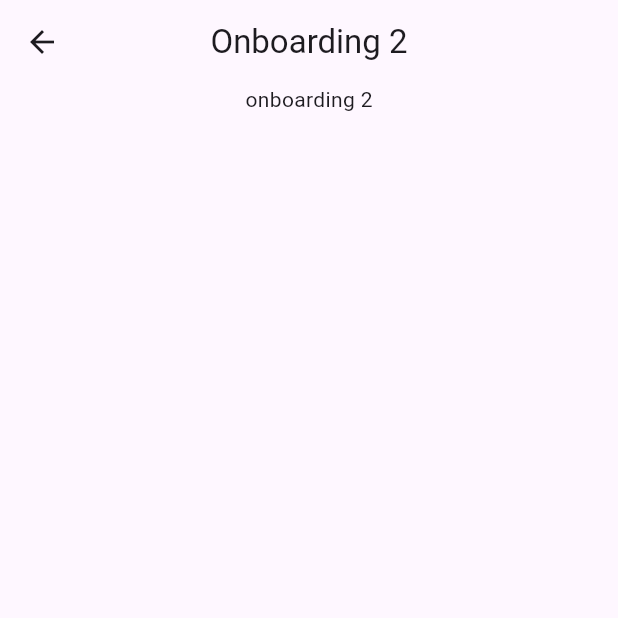
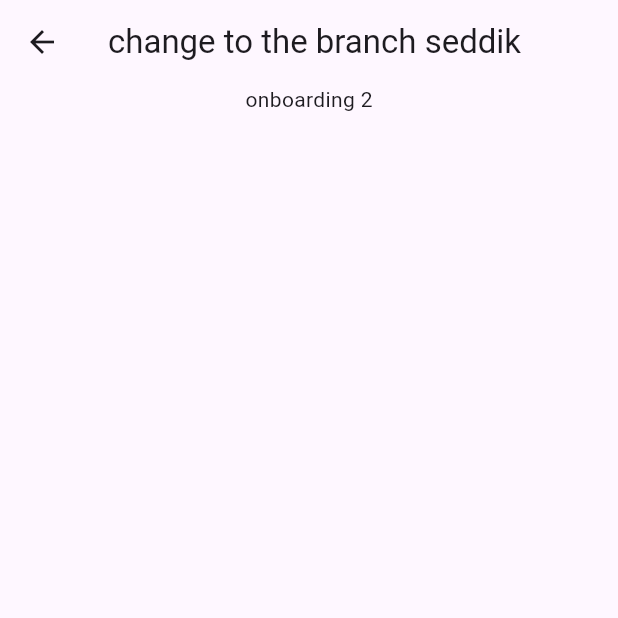
Before and after one commit to seddiksss/trading_books, a Flutter app: the Onboarding2 screen opened directly, on a phone screen of 412 x 824 dp, the top half of it. Run offline on Flutter 3.47's test engine with Material 3 defaults, Android fonts, the light colour scheme and no system bars; our stand-ins replace get.

```diff
--- a/lib/Views/screens/onboarding2.dart
+++ b/lib/Views/screens/onboarding2.dart
@@ -7,7 +7,7 @@ class Onboarding2 extends StatelessWidget {
   Widget build(BuildContext context) {
     return Scaffold(
       appBar: AppBar(
-        title: const Text("Onboarding 2"),
+        title: const Text("change to the branch seddik"),
         centerTitle: true,
       ),
       body: const Column(
```
